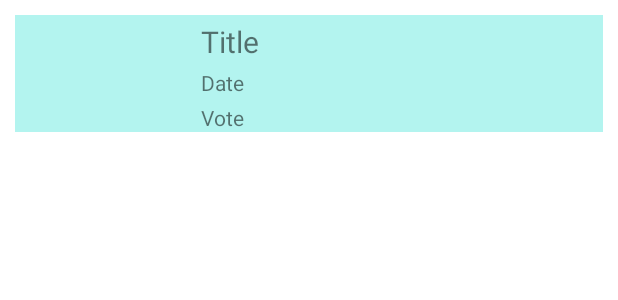
After one commit to myofficework000/TMDB-MOVIE-APP, an Android app: the layout trending_item.xml on its own in the app's theme, with its tools: preview values and no code run, on a phone screen of 412 x 824 dp. The commit adds this screen. Shown: the top 300 px of the screen. Run offline under Robolectric (Android 15) with nearby library versions, the phone set to English and light mode, and no system bars.

Commit message:
temp done

```diff
--- a/app/src/main/java/com/example/tmdbmovieapp/model/local/AppDatabase.kt
+++ b/app/src/main/java/com/example/tmdbmovieapp/model/local/AppDatabase.kt
@@ -23,6 +23,8 @@ abstract class AppDatabase : RoomDatabase() {
     abstract fun getMovieDao(): MovieDao
     abstract fun getUpComingMovieDao(): UpcomingMoiveDao
 
+    abstract fun getTrendingMovieDao(): TrendingMovieDao
+
     companion object {
         private var INSTANCE: AppDatabase? = null
 
--- a/app/src/main/java/com/example/tmdbmovieapp/model/remote/Constant.kt
+++ b/app/src/main/java/com/example/tmdbmovieapp/model/remote/Constant.kt
@@ -2,16 +2,17 @@ package com.example.tmdbmovieapp.model.remote
 
 object Constant {
     const val BASE_URL = "https://api.themoviedb.org/3/movie/"
+    const val POST_BASE = "https://image.tmdb.org/t/p/original"
     const val AUTHORIZATION = "Authorization"
     const val TOKEN_MASTER = "a53a3bcb8e2f8efe6d2988a34d73e750"
     const val TOKEN_JOSH = "441f9a2f476e2d801a859a9955fe6188"
     const val TOKEN_ALEX = "a51ff8a6730be4f36331b0b345e9e775"
-    const val TOKEN_THOMAS = ""
+    const val TOKEN_THOMAS = "47676b011f955d8193eec95be0ccd908"
     const val TOKEN_LUAN = ""
     const val END_POINT_LATEST_MOVIES = "latest" // Josh
     const val END_POINT_POPULAR_MOVIES = "" // LUAN
     const val END_POINT_UPCOMING_MOVIES = "upcoming" // ALex
-    const val END_POINT_TOP_RATED_MOVIES = "" // Thomas
+    const val END_POINT_TOP_RATED_MOVIES = "top_rated" // Thomas
     const val END_POINT_MOVIE_DETAIL = "movie/{movie_id}"
     const val END_POINT_MOVIE_DETAIL_ARG_1 = "movie_id"
 
@@ -21,4 +22,5 @@ object Constant {
     const val TABLE_PRODUCTION_COMPANY = "productionCompany"
     const val TABLE_PRODUCTION_COUNTRY = "productionCountry"
     const val TABLE_SPOKEN_LANGUAGE = "spokenLanguage"
+    const val TABLE_TRENDING_MOVIE = "trendingMovie"
 }
--- a/app/src/main/java/com/example/tmdbmovieapp/model/repository/IRepository.kt
+++ b/app/src/main/java/com/example/tmdbmovieapp/model/repository/IRepository.kt
@@ -4,6 +4,7 @@ import androidx.lifecycle.LiveData
 import androidx.lifecycle.MutableLiveData
 import com.example.tmdbmovieapp.model.remote.data.MovieResponse
 import com.example.tmdbmovieapp.model.remote.data.latestmovie.LatestMovieResponse
+import com.example.tmdbmovieapp.model.remote.data.trending.TrendingMovie
 import com.example.tmdbmovieapp.model.remote.data.upcoming.UpcomingResponse
 import retrofit2.Call
 
@@ -14,4 +15,7 @@ interface IRepository {
 
     fun getUpComingMovie()
 
+    fun getTrendingMovie(): LiveData<List<TrendingMovie>>
+
+    fun updateTrendingMovie()
 }
--- a/app/src/main/java/com/example/tmdbmovieapp/model/repository/LocalRepository.kt
+++ b/app/src/main/java/com/example/tmdbmovieapp/model/repository/LocalRepository.kt
@@ -3,6 +3,8 @@ package com.example.tmdbmovieapp.model.repository
 import com.example.tmdbmovieapp.model.local.AppDatabase
 import com.example.tmdbmovieapp.model.local.data.Movie
 import com.example.tmdbmovieapp.model.local.data.MovieDetail
+import com.example.tmdbmovieapp.model.remote.data.trending.TrendingMovie
+import com.example.tmdbmovieapp.model.remote.data.trending.TrendingResponse
 
 class LocalRepository(private val appDatabase: AppDatabase) {
 
@@ -14,4 +16,8 @@ class LocalRepository(private val appDatabase: AppDatabase) {
     fun getUpComingMovies() = appDatabase.getUpComingMovieDao().getMovies()
 
     fun saveUpComingMovies(movies: List<Movie>) = appDatabase.getUpComingMovieDao().saveMovies(movies)
+
+    fun saveTrendingMovie(movies: List<TrendingMovie>) = appDatabase.getTrendingMovieDao().saveTrendingMovies(movies)
+
+    fun getTrendingMovie() = appDatabase.getTrendingMovieDao().getTrendingMovies()
 }
--- a/app/src/main/java/com/example/tmdbmovieapp/model/repository/Repository.kt
+++ b/app/src/main/java/com/example/tmdbmovieapp/model/repository/Repository.kt
@@ -5,6 +5,7 @@ import androidx.lifecycle.MutableLiveData
 import com.example.tmdbmovieapp.model.local.AppDatabase
 import com.example.tmdbmovieapp.model.remote.data.MovieDetailResponse
 import com.example.tmdbmovieapp.model.remote.data.MovieResponse
+import com.example.tmdbmovieapp.model.remote.data.trending.TrendingMovie
 import com.example.tmdbmovieapp.model.remote.data.upcoming.UpcomingResponse
 import retrofit2.Call
 import retrofit2.Callback
@@ -68,7 +69,10 @@ class Repository(
         })
     }
 
-
+    override fun getTrendingMovie(): LiveData<List<TrendingMovie>> {
+        updateTrendingMovie()
+        return localRepository.getTrendingMovie()
+    }
 
 
 }
--- /dev/null
+++ b/app/src/main/res/layout/trending_item.xml
@@ -0,0 +1,48 @@
+<?xml version="1.0" encoding="utf-8"?>
+<androidx.constraintlayout.widget.ConstraintLayout xmlns:android="http://schemas.android.com/apk/res/android"
+    xmlns:app="http://schemas.android.com/apk/res-auto"
+    android:background="#B3F4EF"
+    android:layout_margin="10dp"
+    android:layout_width="match_parent"
+    android:layout_height="wrap_content">
+
+    <ImageView
+        android:id="@+id/imgMovie"
+        android:layout_width="120dp"
+        android:layout_height="0dp"
+        android:scaleType="centerCrop"
+        app:layout_constraintStart_toStartOf="parent"
+        app:layout_constraintTop_toTopOf="parent"
+        app:layout_constraintBottom_toBottomOf="parent"
+        />
+
+    <TextView
+        android:id="@+id/txtTitle"
+        android:layout_margin="4dp"
+        android:layout_width="wrap_content"
+        android:layout_height="wrap_content"
+        android:text="Title"
+        android:textSize="20sp"
+        app:layout_constraintTop_toTopOf="parent"
+        app:layout_constraintStart_toEndOf="@id/imgMovie"
+        />
+    <TextView
+        android:id="@+id/txtDate"
+        android:layout_margin="4dp"
+        android:layout_width="wrap_content"
+        android:layout_height="wrap_content"
+        android:text="Date"
+        app:layout_constraintTop_toBottomOf="@id/txtTitle"
+        app:layout_constraintStart_toEndOf="@id/imgMovie"
+        />
+    <TextView
+        android:id="@+id/txtVoteCount"
+        android:layout_margin="4dp"
+        android:layout_width="wrap_content"
+        android:layout_height="wrap_content"
+        android:text="Vote"
+        app:layout_constraintTop_toBottomOf="@id/txtDate"
+        app:layout_constraintStart_toEndOf="@id/imgMovie"
+        />
+
+</androidx.constraintlayout.widget.ConstraintLayout>
```
Also changed, not shown: app/src/main/java/com/example/tmdbmovieapp/model/local/TrendingMovieDao.kt (added, +18 -0 lines), app/src/main/java/com/example/tmdbmovieapp/model/remote/ApiService.kt (+8 -1 lines), app/src/main/java/com/example/tmdbmovieapp/model/remote/data/trending/TrendingMovie.kt (added, +66 -0 lines), app/src/main/java/com/example/tmdbmovieapp/model/remote/data/trending/TrendingResponse.kt (added, +14 -0 lines), app/src/main/java/com/example/tmdbmovieapp/view/adapters/TrendingRVAdapter.kt (added, +41 -0 lines), app/src/main/java/com/example/tmdbmovieapp/view/fragment/TrendingFragment.kt (+43 -1 lines), app/src/main/java/com/example/tmdbmovieapp/viewmodel/TrendingViewModel.kt (added, +15 -0 lines), app/src/main/res/layout/fragment_trending.xml (+7 -1 lines).
